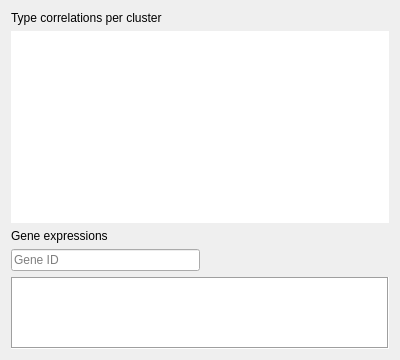
Before: the Qt Designer form TabWidget.ui in KaikiasVind/CellBadger, drawn with Qt 5.
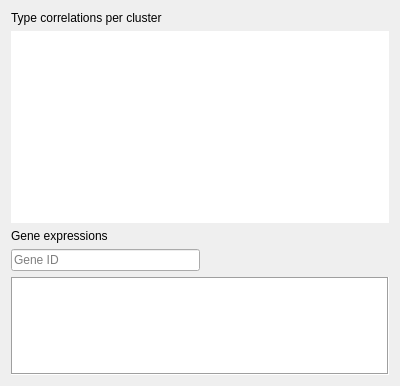
After: the same form once the commit is applied.

Commit message: Made the gene expression table cells uneditable.

```diff
--- a/TabWidget.ui
+++ b/TabWidget.ui
@@ -7,7 +7,7 @@
     <x>0</x>
     <y>0</y>
     <width>400</width>
-    <height>300</height>
+    <height>386</height>
    </rect>
   </property>
   <property name="windowTitle">
```
Left out of the diff: 12 changed lines with no effect on the pictures.
